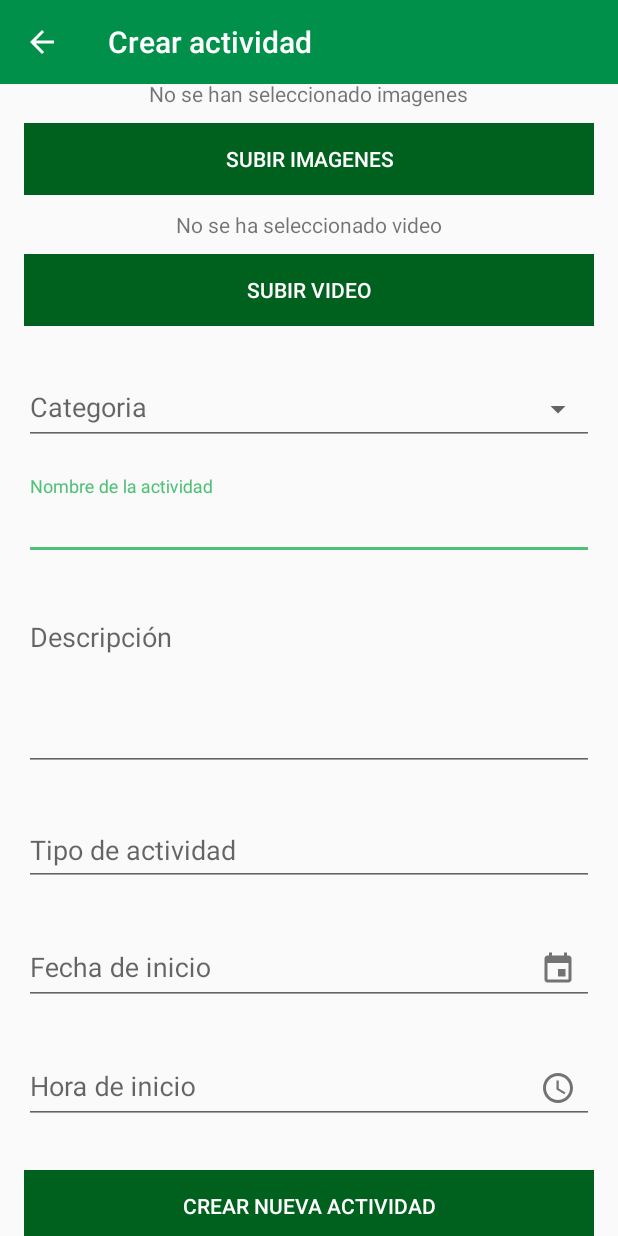
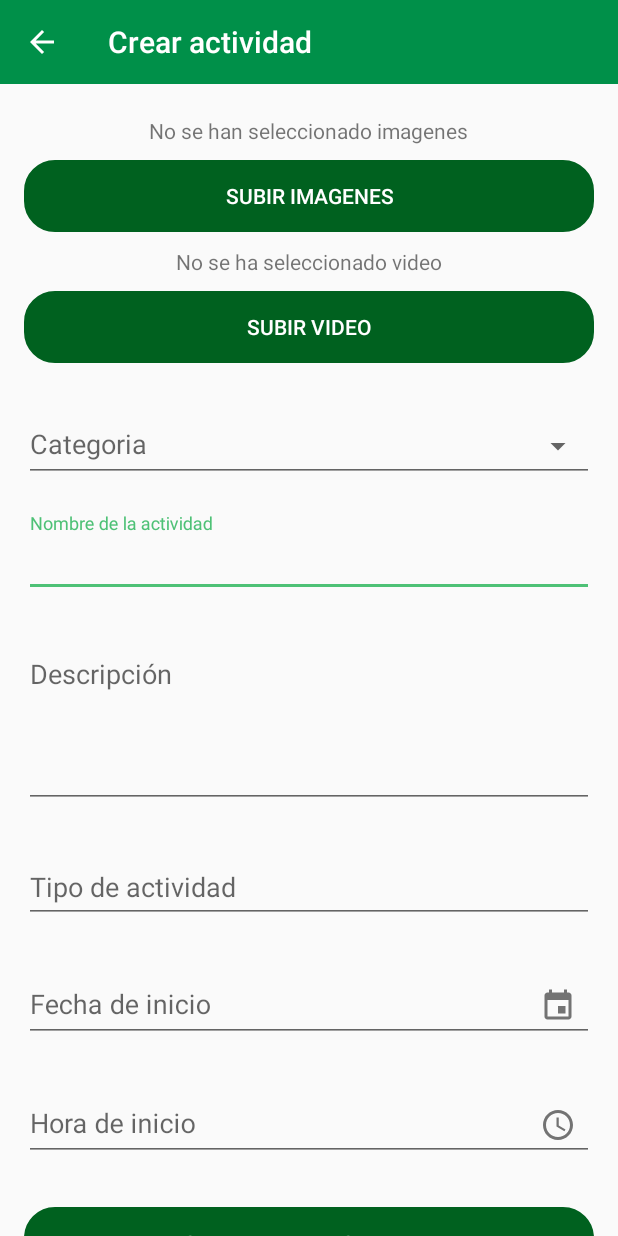
Before and after one commit to andresFMedina/RedITA, an Android app: the CrearActividadActivity screen opened directly, with no data from a screen before it, on a phone screen of 412 x 824 dp. Run offline under Robolectric (Android 15) with nearby library versions, the phone set to English and light mode, and no system bars; our stand-ins replace Firebase (no records; nobody signed in at launch, a user with empty details on screens opened directly), data binding; libraries missing offline, so code that uses them is left out: org.kodein.di; 8 statements that could not run were skipped.

Commit message:
Se añade botón para guardar fotos en almacenamiento interno y se agrega el permiso en el manifest. Se cambia el estilo de los botones con bordes redondos. Se hace format en los archivos que se tocaron.

```diff
--- a/app/src/main/AndroidManifest.xml
+++ b/app/src/main/AndroidManifest.xml
@@ -4,6 +4,7 @@
 
     <uses-permission android:name="android.permission.INTERNET" />
     <uses-permission android:name="android.permission.READ_EXTERNAL_STORAGE" />
+    <uses-permission android:name="android.permission.WRITE_EXTERNAL_STORAGE" />
 
     <application
         android:name=".FirebaseApplication"
--- a/app/src/main/res/drawable/corners.xml
+++ b/app/src/main/res/drawable/corners.xml
@@ -1,24 +1,24 @@
 <?xml version="1.0" encoding="utf-8"?>
-<selector xmlns:android="http://schemas.android.com/apk/res/android" >
-    <item android:state_pressed="true" >
-        <shape android:shape="rectangle"  >
+<selector xmlns:android="http://schemas.android.com/apk/res/android">
+    <item android:state_pressed="true">
+        <shape android:shape="rectangle">
             <corners android:radius="30dip" />
-            <stroke android:width="1dip" android:color="#5e7974" />
-            <gradient android:angle="-90" android:startColor="@color/colorPrimaryDark" android:endColor="@color/colorPrimary"  />
+            <stroke android:width="1dip" android:color="@color/colorPrimaryDark" />
+            <gradient android:angle="-90" android:endColor="@color/colorPrimaryDark" android:startColor="@color/colorPrimaryDark" />
         </shape>
     </item>
     <item android:state_focused="true">
-        <shape android:shape="rectangle"  >
-            <corners android:radius="30dip" />
+        <shape android:shape="rectangle">
+            <corners android:radius="20dip" />
             <stroke android:width="1dip" android:color="#5e7974" />
-            <solid android:color="@color/colorPrimaryDark"/>
+            <solid android:color="@color/colorPrimaryDark" />
         </shape>
     </item>
-    <item >
-        <shape android:shape="rectangle"  >
-            <corners android:radius="30dip" />
+    <item>
+        <shape android:shape="rectangle">
+            <corners android:radius="20dip" />
             <stroke android:width="1dip" android:color="@color/colorPrimaryDark" />
-            <gradient android:angle="-90" android:startColor="@color/colorPrimaryDark" android:endColor="@color/colorPrimary" />
+            <gradient android:angle="-90" android:endColor="@color/colorPrimaryDark" android:startColor="@color/colorPrimaryDark" />
         </shape>
     </item>
 </selector>
--- a/app/src/main/res/layout/activity_crear_actividad.xml
+++ b/app/src/main/res/layout/activity_crear_actividad.xml
@@ -27,14 +27,14 @@
                 android:layout_gravity="center"
                 android:orientation="vertical"
                 android:paddingStart="@dimen/padding_horizontal_form"
-                android:paddingEnd="@dimen/padding_horizontal_form"
-                >
+                android:paddingEnd="@dimen/padding_horizontal_form">
 
                 <TextView
                     android:id="@+id/textViewEstadoImagenes"
                     android:layout_width="wrap_content"
                     android:layout_height="wrap_content"
                     android:layout_gravity="center"
+                    android:layout_marginTop="@dimen/height_width_image_circle_comentario"
                     android:text="@string/no_se_han_seleccionado_imagenes" />
 
                 <Button
@@ -44,7 +44,7 @@
                     android:layout_gravity="center"
                     android:layout_marginTop="@dimen/margin_top_multimedia_layout"
                     android:layout_marginBottom="@dimen/margin_top_multimedia_layout"
-                    android:background="@color/colorPrimaryDark"
+                    android:background="@drawable/corners"
                     android:onClick="elegirImagenes"
                     android:text="@string/subir_imagenes"
                     android:textColor="@android:color/white" />
@@ -63,7 +63,7 @@
                     android:layout_gravity="center"
                     android:layout_marginTop="@dimen/margin_top_multimedia_layout"
                     android:layout_marginBottom="@dimen/margin_top_multimedia_layout"
-                    android:background="@color/colorPrimaryDark"
+                    android:background="@drawable/corners"
                     android:onClick="elegirVideo"
                     android:text="@string/subir_video"
                     android:textColor="@android:color/white" />
@@ -82,8 +82,8 @@
                         android:layout_height="wrap_content"
                         android:focusable="false"
                         android:hint="@string/categoria"
-                        android:text="@={viewModel.categoria}"
-                        android:inputType="none" />
+                        android:inputType="none"
+                        android:text="@={viewModel.categoria}" />
 
                 </com.google.android.material.textfield.TextInputLayout>
 
@@ -175,7 +175,7 @@
                     android:layout_height="wrap_content"
                     android:layout_gravity="center"
                     android:layout_marginTop="@dimen/margin_top_multimedia_layout"
-                    android:background="@color/colorPrimaryDark"
+                    android:background="@drawable/corners"
                     android:onClick="guardarActividad"
                     android:text="@string/crear_nueva_activivdad"
                     android:textColor="@android:color/white" />
--- a/app/src/main/res/layout/activity_sing_up.xml
+++ b/app/src/main/res/layout/activity_sing_up.xml
@@ -50,7 +50,7 @@
                     android:layout_height="wrap_content"
                     android:layout_marginTop="@dimen/margin_top_multimedia_layout"
                     android:layout_marginBottom="@dimen/margin_top_multimedia_layout"
-                    android:background="@color/colorPrimaryDark"
+                    android:background="@drawable/corners"
                     android:onClick="elegirImagen"
                     android:text="@string/foto_de_perfil"
                     android:textColor="@android:color/white" />
@@ -168,7 +168,7 @@
                     android:layout_height="wrap_content"
                     android:layout_gravity="center"
                     android:layout_marginTop="@dimen/margin_top_multimedia_layout"
-                    android:background="@color/colorPrimaryDark"
+                    android:background="@drawable/corners"
                     android:onClick="signup"
                     android:text="@string/registrarse"
                     android:textColor="@android:color/white" />
@@ -178,7 +178,7 @@
                     android:layout_height="wrap_content"
                     android:layout_gravity="center"
                     android:layout_marginTop="@dimen/margin_top_multimedia_layout"
-                    android:background="@color/colorPrimaryDark"
+                    android:background="@drawable/corners"
                     android:onClick="goToLoginActivity"
                     android:text="@string/volver"
                     android:textColor="@android:color/white" />
--- a/app/src/main/res/values/strings.xml
+++ b/app/src/main/res/values/strings.xml
@@ -78,4 +78,5 @@
     <string name="cancelar_dialogo">Cancelar</string>
     <string name="ver_todas_las_imagenes">Ver todas las imagenes</string>
     <string name="categoria">Categoria</string>
+    <string name="o">o</string>
 </resources>
```
Also changed, not shown: app/src/main/java/com/itaeducativa/android/redita/ui/archivo/ArchivoDetalladoActivity.kt (+79 -1 lines), app/src/main/res/layout/activity_login.xml (+14 -6 lines), app/src/main/res/layout/cardview_rol_usuario.xml (+3 -4 lines), app/src/main/res/layout/dialog_imagen_detallada.xml (+14 -5 lines), app/src/main/res/layout/fragment_perfil.xml (+4 -6 lines).
